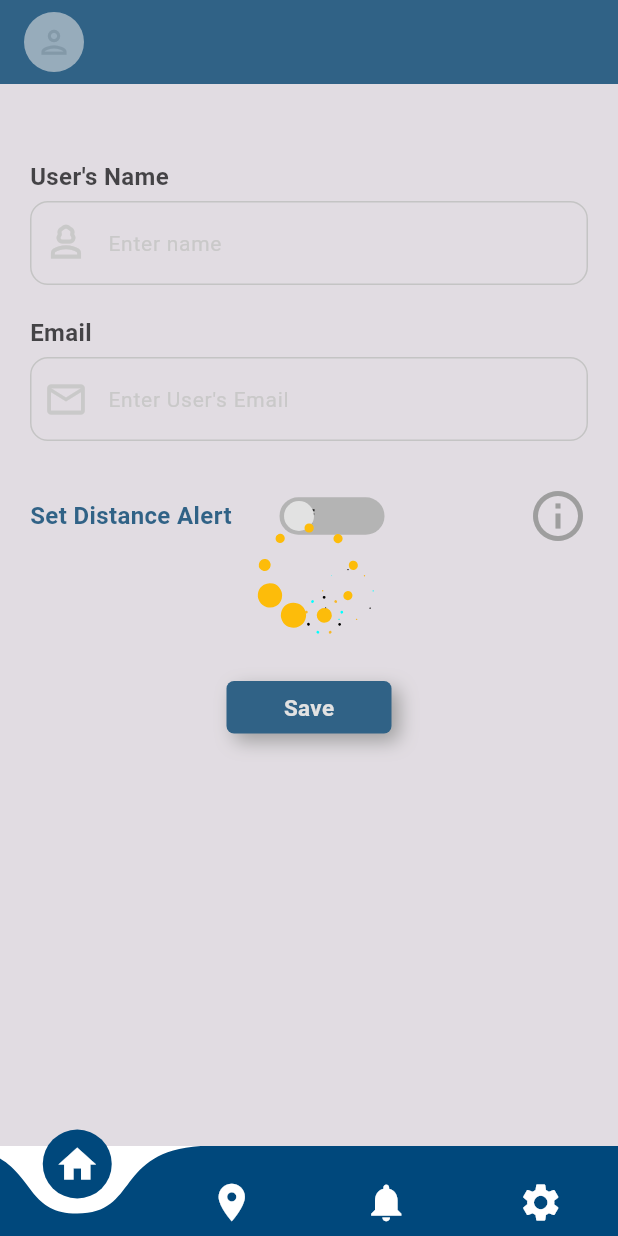
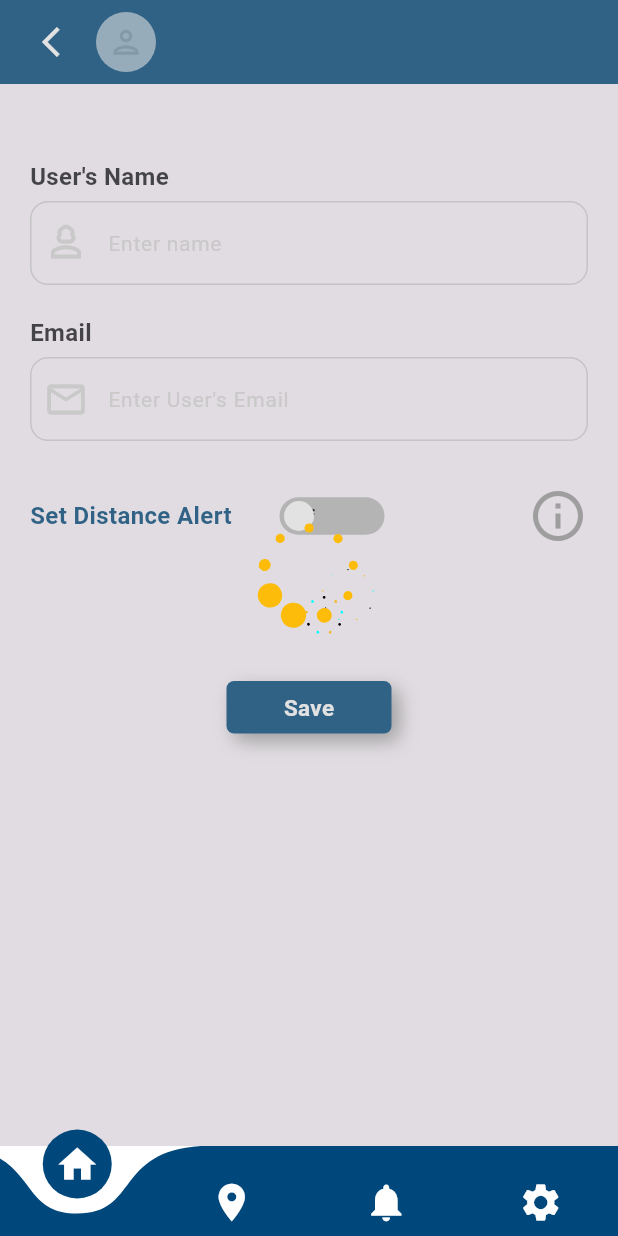
Before and after one commit to aymanaboelela/sight-mata-app-Fluttter-Ai, a Flutter app: the HomeView screen opened by its route, swiped to page 2, on a phone screen of 412 x 824 dp. Run offline on Flutter 3.47's test engine with Material 3 defaults, Android fonts, the light colour scheme and no system bars; drawn by our look-alikes of curved_navigation_bar, modal_progress_hud_nsn; our stand-ins replace bloc, dots_indicator, flutter_bloc, flutter_screenutil, flutter_svg, font_awesome_flutter and 6 more; accounts and stored records are empty; network calls fail; Roboto replaces fonts that are missing (Bahnschrift); project files that could hold a hidden picture were left out.

Commit message:
refactor data handling and improve UI interactions in various views

```diff
--- a/lib/presentation/screens/Distance_Off_view.dart
+++ b/lib/presentation/screens/Distance_Off_view.dart
@@ -20,6 +20,7 @@ class _DistanceOffViewState extends State<DistanceOffView> {
   TextEditingController? nameController = TextEditingController();
   TextEditingController? emailController = TextEditingController();
 
+  @override
   final formKey = GlobalKey<FormState>();
 
   Widget build(BuildContext context) {
--- a/lib/presentation/screens/main_view.dart
+++ b/lib/presentation/screens/main_view.dart
@@ -64,26 +64,21 @@ class _MainViewState extends State<MainView> {
               backgroundColor: AppColors.primaryBlueColor,
               title: Row(
                 children: [
-                  // _currentPage == 0
-                  //     ? Container()
-                  //     : IconButton(
-                  //         onPressed: () {
-                  //           if (dataList != null ||
-                  //               dataList!.isNotEmpty && _currentPage == 2) {
-                  //             controller.animateToPage(2,
-                  //                 duration: const Duration(milliseconds: 500),
-                  //                 curve: Curves.easeInOut);
-                  //           } else {
-                  //             controller.previousPage(
-                  //                 duration: const Duration(milliseconds: 500),
-                  //                 curve: Curves.easeIn);
-                  //           }
-                  //         },
-                  //         icon: const Icon(
-                  //           Icons.arrow_back_ios,
-                  //           color: Colors.white,
-                  //         ),
-                  //       ),
+                  _currentPage == 0 || _currentPage == 2
+                      ? Container()
+                      : IconButton(
+                          onPressed: () async {
+                            dataList =
+                                await context.read<DataCubit>().getData();
+                            controller.animateToPage(2,
+                                duration: const Duration(milliseconds: 500),
+                                curve: Curves.easeInOut);
+                          },
+                          icon: const Icon(
+                            Icons.arrow_back_ios,
+                            color: Colors.white,
+                          ),
+                        ),
                   const CircleAvatar(
                     radius: 20,
                     backgroundColor: Color(0xff94B2C8),
@@ -117,7 +112,7 @@ class _MainViewState extends State<MainView> {
               },
               children: [
                 Visibility(
-                  visible: state is GetDataLoading || dataList != null
+                  visible: state is GetDataLoading || dataList!.isNotEmpty
                       ? false
                       : true,
                   child: StartJourney(
```
Also changed, not shown: lib/controllers/add_data_cubit/data_cubit.dart (+10 -1 lines), lib/presentation/screens/setings_view.dart (+9 -3 lines), lib/presentation/widgets/PopMenuListtile.dart (+5 -4 lines).
